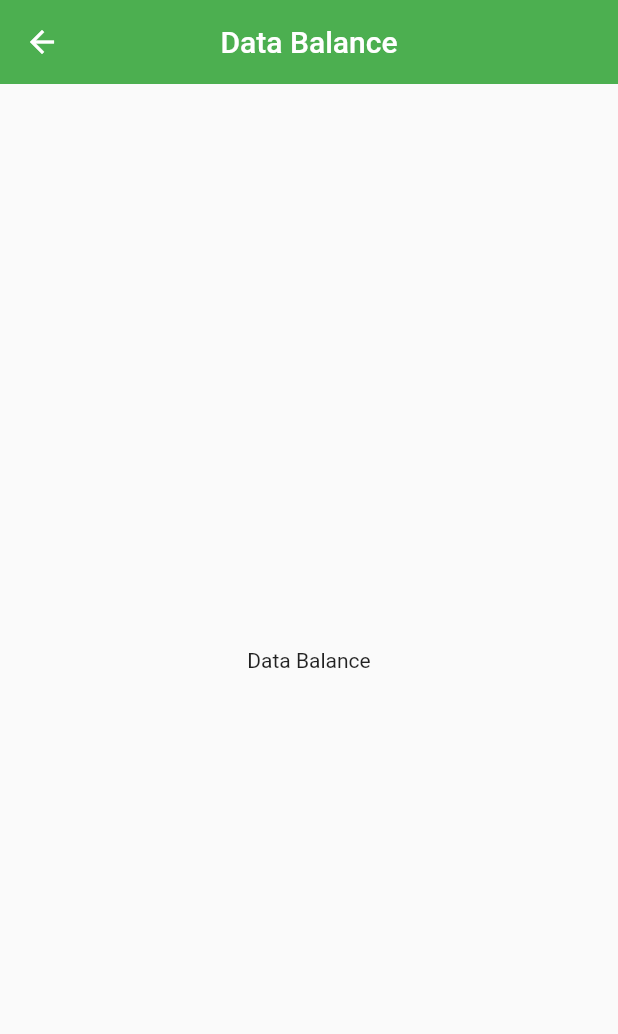
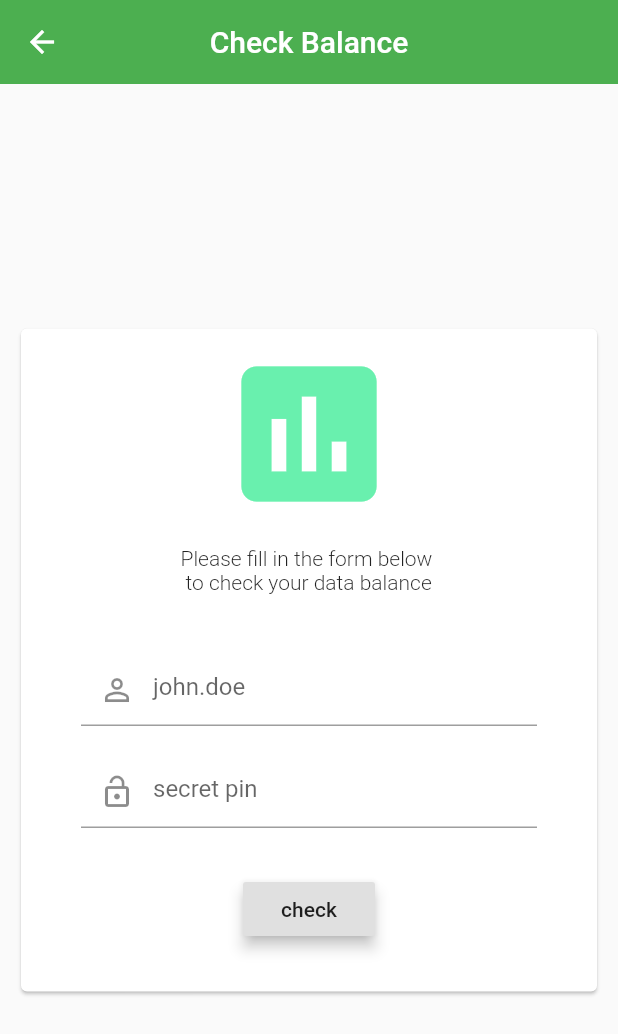
Before and after one commit to Fstackdevio/Netsurf_V1, a Flutter app: the HomeScreen screen opened directly, after a tap on the "insert chart" icon, on a phone screen of 412 x 824 dp. Shown: the top 1034 px of the screen. Run offline on Flutter 3.47's test engine with Material 2 defaults, Android fonts, the phone set to English and light mode, and no system bars.

Commit message:
check balance content

```diff
--- a/netsurf/lib/pages/check_data.dart
+++ b/netsurf/lib/pages/check_data.dart
@@ -7,16 +7,72 @@ class CheckScreen extends StatefulWidget {
 
 class _CheckScreenState extends State<CheckScreen> {
   @override
-  Widget build(BuildContext context){
+  Widget build(BuildContext context) {
     return new Scaffold(
       appBar: new AppBar(
         elevation: 0.0,
         backgroundColor: Colors.green,
-        title: new Text('Data Balance'),
+        title: new Text('Check Balance'),
         centerTitle: true,
       ),
       body: Center(
-        child: Text('Data Balance'),
+        child: new SingleChildScrollView(
+            child: new Container(
+          padding: EdgeInsets.only(
+            left: 10.0,
+            right: 10.0,
+          ),
+          child: new SizedBox(
+            height: 450.0,
+            width: double.infinity,
+            child: new Card(
+              child: new Column(
+                children: <Widget>[
+                  new Padding(
+                    padding: const EdgeInsets.only(top: 10.0, bottom: 15.0),
+                    child: Icon(
+                      Icons.insert_chart,
+                      color: Colors.greenAccent,
+                      size: 120.0,
+                    ),
+                  ),
+                  new Text(
+                    "Please fill in the form below \n to check your data balance",
+                    style: new TextStyle(fontWeight: FontWeight.w300),
+                  ),
+                  new Padding(
+                    padding: const EdgeInsets.only(
+                        left: 40.0, right: 40.0, top: 40.0, bottom: 10.0),
+                    child: new TextField(
+                      decoration: InputDecoration(
+                          prefixIcon: Icon(Icons.person_outline),
+                          hintText: 'john.doe'),
+                    ),
+                  ),
+                  new Padding(
+                    padding: const EdgeInsets.only(
+                        left: 40.0, right: 40.0, top: 10.0, bottom: 10.0),
+                    child: new TextField(
+                      decoration: InputDecoration(
+                          prefixIcon: Icon(Icons.lock_open),
+                          hintText: 'secret pin'),
+                    ),
+                  ),
+                  new Container(
+                    padding: EdgeInsets.only(top: 20.0, bottom: 20.0),
+                    child: new Center(
+                        child: new RaisedButton(
+                      child: const Text("check"),
+                      elevation: 4.0,
+                      onPressed: () => null,
+                      splashColor: Colors.green
+                    )),
+                  )
+                ],
+              ),
+            ),
+          ),
+        )),
       ),
     );
   }
--- a/netsurf/lib/pages/home.dart
+++ b/netsurf/lib/pages/home.dart
@@ -50,6 +50,9 @@ class _HomeScreenState extends State<HomeScreen> {
                       ),
                     ),
                   ),
+                  new SizedBox(
+                    height: 10.0,
+                  ),
                   new Text('Profile')
                 ],
               ),
@@ -79,6 +82,9 @@ class _HomeScreenState extends State<HomeScreen> {
                       ),
                     ),
                   ),
+                  new SizedBox(
+                    height: 10.0,
+                  ),
                   new Text('Data Balance')
                 ],
               ),
@@ -101,12 +107,15 @@ class _HomeScreenState extends State<HomeScreen> {
                         backgroundColor: Colors.white,
                         radius: 60.0,
                         child: new Icon(
-                          Icons.shopping_cart,
+                          Icons.shopping_basket,
                           size: 50.0,
                           color: Colors.greenAccent,
                         ),
                       ),
                     ),
+                  ),
+                  new SizedBox(
+                    height: 10.0,
                   ),
                   new Text('Buy Data')
                 ],
@@ -145,6 +154,9 @@ class _HomeScreenState extends State<HomeScreen> {
                       ),
                     ),
                   ),
+                  new SizedBox(
+                    height: 10.0,
+                  ),
                   new Text('Share Data')
                 ],
               ),
@@ -174,6 +186,9 @@ class _HomeScreenState extends State<HomeScreen> {
                       ),
                     ),
                   ),
+                  new SizedBox(
+                    height: 10.0,
+                  ),
                   new Text('Change Password')
                 ],
               ),
@@ -199,6 +214,9 @@ class _HomeScreenState extends State<HomeScreen> {
                             size: 50.0, color: Colors.greenAccent),
                       ),
                     ),
+                  ),
+                  new SizedBox(
+                    height: 10.0,
                   ),
                   new Text('Settings')
                 ],
@@ -237,6 +255,9 @@ class _HomeScreenState extends State<HomeScreen> {
                       ),
                     ),
                   ),
+                  new SizedBox(
+                    height: 10.0,
+                  ),
                   new Text('Login History')
                 ],
               ),
```
